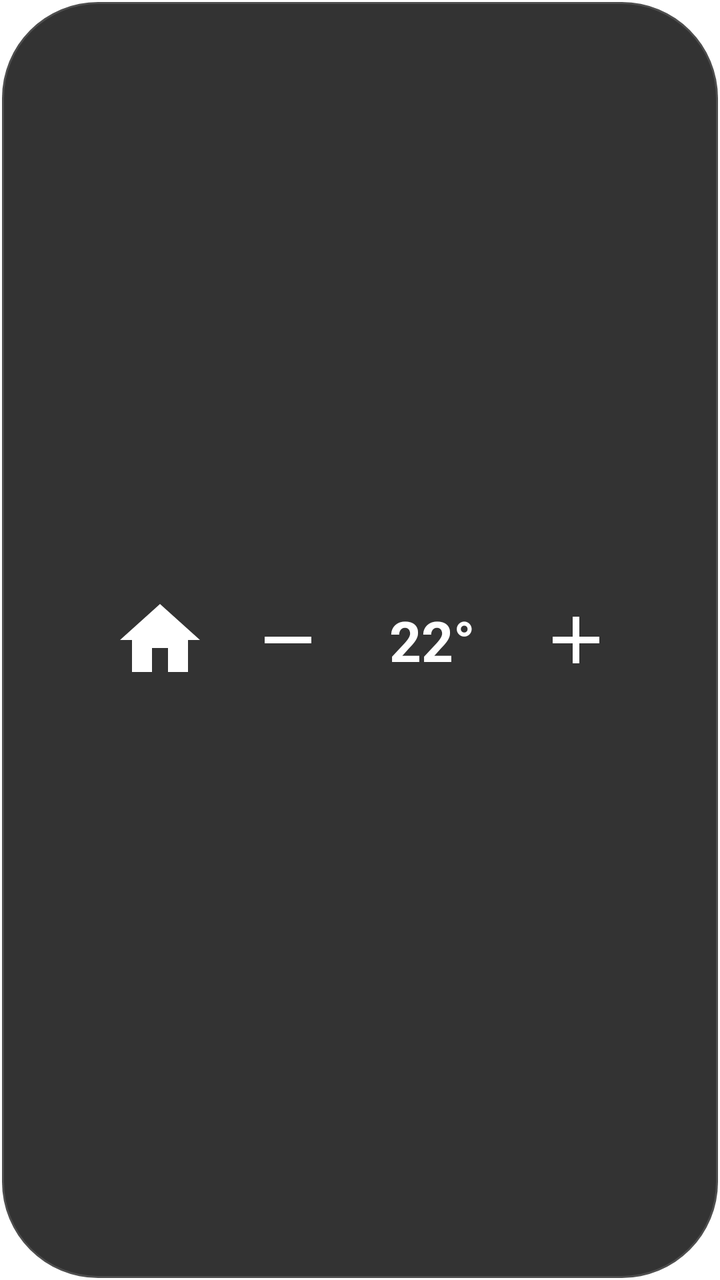
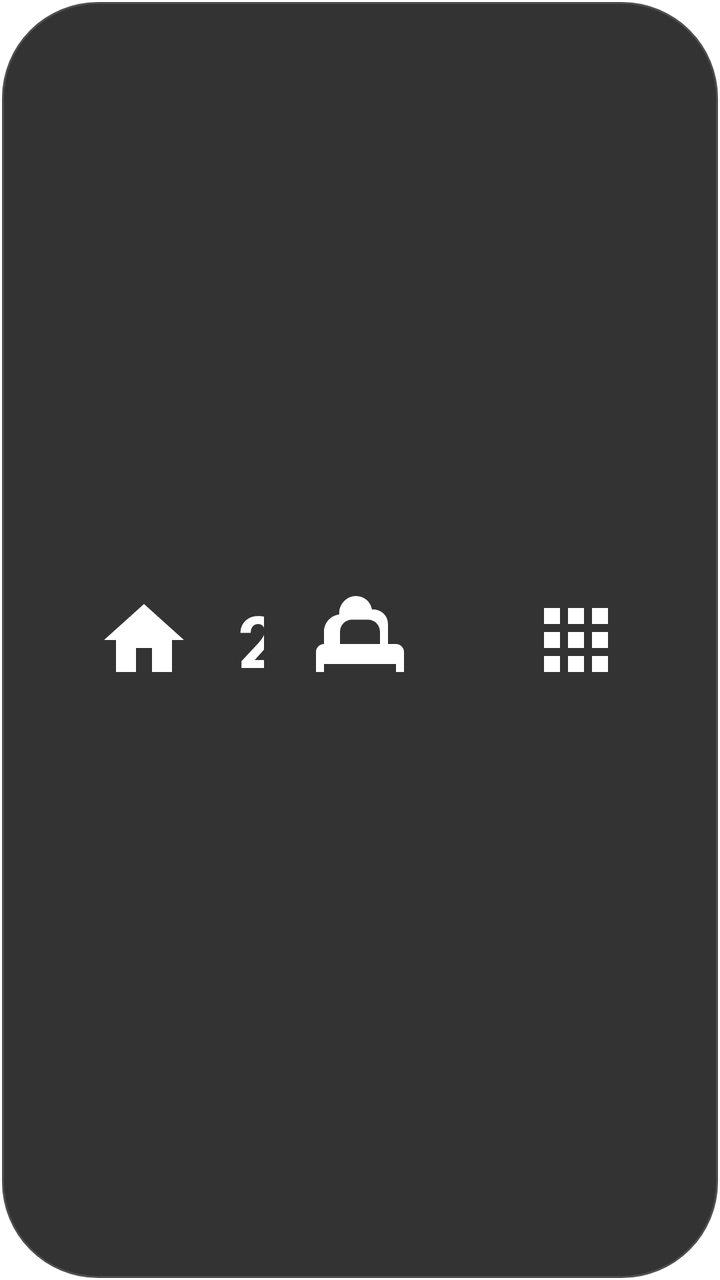

Screens rendered from an Android XML layout before and after an edit, with the pre-edit source and the edit as a unified diff.
<!-- AndroidManifest.xml: another module's application theme Theme.MockWidgets -->
<!-- res/layout/floating_nav_view.xml -->
<?xml version="1.0" encoding="utf-8"?>
<LinearLayout
    xmlns:android="http://schemas.android.com/apk/res/android"
    android:layout_width="match_parent"
    android:layout_height="match_parent"
    android:background="@drawable/floating_decor_bg"
    android:gravity="center_vertical"
    android:orientation="horizontal"
    android:paddingStart="48dp"
    android:paddingEnd="48dp">

    
    <ImageView
        android:id="@+id/nav_home"
        android:layout_width="64dp"
        android:layout_height="64dp"
        android:src="@drawable/ic_nav_home"
        android:scaleType="centerInside"
        android:background="?android:attr/selectableItemBackgroundBorderless"
        android:padding="8dp" />

    <Space
        android:layout_width="0dp"
        android:layout_height="match_parent"
        android:layout_weight="1"/>

    
    <LinearLayout
        android:layout_width="wrap_content"
        android:layout_height="match_parent"
        android:orientation="horizontal"
        android:gravity="center">

        <ImageView
            android:id="@+id/nav_hvac_down"
            android:layout_width="64dp"
            android:layout_height="64dp"
            android:src="@drawable/ic_nav_minus"
            android:scaleType="centerInside"
            android:background="?android:attr/selectableItemBackgroundBorderless"
            android:padding="12dp" />

        <TextView
            android:id="@+id/nav_hvac_temp"
            android:layout_width="80dp"
            android:layout_height="wrap_content"
            android:text="22°"
            android:textSize="28sp"
            android:textColor="@android:color/white"
            android:textStyle="bold"
            android:gravity="center" />

        <ImageView
            android:id="@+id/nav_hvac_up"
            android:layout_width="64dp"
            android:layout_height="64dp"
            android:src="@drawable/ic_nav_add"
            android:scaleType="centerInside"
            android:background="?android:attr/selectableItemBackgroundBorderless"
            android:padding="12dp" />
    </LinearLayout>

    <Space
        android:layout_width="0dp"
        android:layout_height="match_parent"
        android:layout_weight="0.5"/>

    
    <ImageView
        android:id="@+id/nav_seat_heater"
        android:layout_width="80dp"
        android:layout_height="64dp"
        android:src="@drawable/ic_nav_seat"
        android:scaleType="centerInside"
        android:background="?android:attr/selectableItemBackgroundBorderless"
        android:padding="8dp" />

    <Space
        android:layout_width="0dp"
        android:layout_height="match_parent"
        android:layout_weight="1"/>

    
    <LinearLayout
        android:layout_width="400dp"
        android:layout_height="match_parent"
        android:orientation="horizontal"
        android:gravity="center_vertical|end">
        
        <TextView
            android:id="@+id/nav_media_title"
            android:layout_width="0dp"
            android:layout_height="wrap_content"
            android:layout_weight="1"
            android:text="Not Playing"
            android:textSize="20sp"
            android:textColor="@android:color/white"
            android:singleLine="true"
            android:ellipsize="marquee"
            android:marqueeRepeatLimit="marquee_forever"
            android:gravity="end"
            android:paddingEnd="16dp" />

        <ImageView
            android:id="@+id/nav_media_play_pause"
            android:layout_width="48dp"
            android:layout_height="48dp"
            android:src="@drawable/ic_media_play"
            android:background="?android:attr/selectableItemBackgroundBorderless"
            android:layout_marginEnd="16dp" />

        <ImageView
            android:id="@+id/nav_media_next"
            android:layout_width="48dp"
            android:layout_height="48dp"
            android:src="@drawable/ic_media_next"
            android:background="?android:attr/selectableItemBackgroundBorderless" />
    </LinearLayout>

    <Space
        android:layout_width="0dp"
        android:layout_height="match_parent"
        android:layout_weight="1"/>

    
    <ImageView
        android:id="@+id/nav_apps"
        android:layout_width="64dp"
        android:layout_height="64dp"
        android:src="@drawable/ic_nav_apps"
        android:scaleType="centerInside"
        android:background="?android:attr/selectableItemBackgroundBorderless"
        android:padding="8dp" />

</LinearLayout>
<!-- resources referenced by this layout -->
<resources>
  <!-- drawable floating_decor_bg (drawable) -->
  <?xml version="1.0" encoding="utf-8"?>
  <shape xmlns:android="http://schemas.android.com/apk/res/android"
      android:shape="rectangle">
      <solid android:color="#CC000000" /> 
      <corners android:radius="48dp" />
      <stroke android:width="2dp" android:color="#22FFFFFF" />
  </shape>
  <!-- drawable ic_media_next (drawable) -->
  <vector xmlns:android="http://schemas.android.com/apk/res/android"
      android:width="48dp"
      android:height="48dp"
      android:viewportWidth="24"
      android:viewportHeight="24">
      <path
          android:fillColor="#FFFFFF"
          android:pathData="M6,18L14.5,12L6,6V18ZM16,6H18V18H16V6Z"/>
  </vector>
  <!-- drawable ic_media_play (drawable) -->
  <vector xmlns:android="http://schemas.android.com/apk/res/android"
      android:width="48dp"
      android:height="48dp"
      android:viewportWidth="24"
      android:viewportHeight="24">
      <path
          android:fillColor="#FFFFFF"
          android:pathData="M8,5.14V19.14L19,12.14L8,5.14Z"/>
  </vector>
  <!-- drawable ic_nav_add (drawable) -->
  <vector xmlns:android="http://schemas.android.com/apk/res/android"
      android:width="48dp" android:height="48dp"
      android:viewportWidth="24" android:viewportHeight="24"
      android:tint="#FFFFFF">
    <path android:fillColor="#FFFFFF" android:pathData="M19,13h-6v6h-2v-6H5v-2h6V5h2v6h6v2z"/>
  </vector>
  <!-- drawable ic_nav_apps (drawable) -->
  <vector xmlns:android="http://schemas.android.com/apk/res/android"
      android:width="48dp" android:height="48dp"
      android:viewportWidth="24" android:viewportHeight="24"
      android:tint="#FFFFFF">
    <path android:fillColor="#FFFFFF" android:pathData="M4,8h4V4H4v4zm6,12h4v-4h-4v4zm-6,0h4v-4H4v4zm0-6h4v-4H4v4zm6,0h4v-4h-4v4zm6-10v4h4V4h-4zm-6,4h4V4h-4v4zm6,6h4v-4h-4v4zm0,6h4v-4h-4v4z"/>
  </vector>
  <!-- drawable ic_nav_home (drawable) -->
  <vector xmlns:android="http://schemas.android.com/apk/res/android"
      android:width="48dp" android:height="48dp"
      android:viewportWidth="24" android:viewportHeight="24"
      android:tint="#FFFFFF">
    <path android:fillColor="#FFFFFF" android:pathData="M10,20v-6h4v6h5v-8h3L12,3 2,12h3v8z"/>
  </vector>
  <!-- drawable ic_nav_minus (drawable) -->
  <vector xmlns:android="http://schemas.android.com/apk/res/android"
      android:width="48dp" android:height="48dp"
      android:viewportWidth="24" android:viewportHeight="24"
      android:tint="#FFFFFF">
    <path android:fillColor="#FFFFFF" android:pathData="M19,13H5v-2h14v2z"/>
  </vector>
  <!-- drawable ic_nav_seat (drawable) -->
  <vector xmlns:android="http://schemas.android.com/apk/res/android"
      android:width="48dp" android:height="48dp"
      android:viewportWidth="24" android:viewportHeight="24"
      android:tint="#FFFFFF">
    <path android:fillColor="#FFFFFF" android:pathData="M19,13v-5c0,-1.99 -1.63,-3.61 -3.61,-3.61c-0.12,0 -0.25,0.01 -0.37,0.03C14.65,2.46 13.06,1 11,1c-2.31,0 -4.2,1.96 -4.2,4.35C6.8,5.43 6.8,5.52 6.8,5.61C4.71,5.81 3,7.66 3,9.9V13c-1.1,0 -2,0.9 -2,2v5h2v-2h18v2h2v-5c0,-1.1 -0.9,-2 -2,-2zM17,13H7V9.9c0,-1.65 1.34,-3 3,-3h4c1.65,0 3,1.35 3,3V13z"/>
  </vector>
  <style name="Theme.MockWidgets" parent="@android:style/Theme.DeviceDefault.NoActionBar">
          <item name="android:windowBackground">@android:color/transparent</item>
          <item name="android:windowIsTranslucent">true</item>
          <item name="android:windowNoTitle">true</item>
          <item name="android:backgroundDimEnabled">false</item>
      </style>
</resources>

<!-- the commit's change to res/layout/floating_nav_view.xml (unified diff, before → after) -->
@@ -1,91 +1,93 @@
 <?xml version="1.0" encoding="utf-8"?>
-<LinearLayout
+<RelativeLayout
     xmlns:android="http://schemas.android.com/apk/res/android"
     android:layout_width="match_parent"
     android:layout_height="match_parent"
     android:background="@drawable/floating_decor_bg"
-    android:gravity="center_vertical"
-    android:orientation="horizontal"
-    android:paddingStart="48dp"
-    android:paddingEnd="48dp">
+    android:paddingStart="24dp"
+    android:paddingEnd="24dp">
+
+    
+    <ImageView
+        android:id="@+id/nav_seat_heater"
+        android:layout_width="96dp"
+        android:layout_height="96dp"
+        android:src="@drawable/ic_nav_seat"
+        android:scaleType="centerInside"
+        android:background="?android:attr/selectableItemBackgroundBorderless"
+        android:padding="16dp"
+        android:layout_centerInParent="true" />
 
     
     <ImageView
         android:id="@+id/nav_home"
-        android:layout_width="64dp"
-        android:layout_height="64dp"
+        android:layout_width="96dp"
+        android:layout_height="96dp"
         android:src="@drawable/ic_nav_home"
         android:scaleType="centerInside"
         android:background="?android:attr/selectableItemBackgroundBorderless"
-        android:padding="8dp" />
+        android:padding="16dp"
+        android:layout_alignParentStart="true"
+        android:layout_centerVertical="true" />
 
-    <Space
-        android:layout_width="0dp"
-        android:layout_height="match_parent"
-        android:layout_weight="1"/>
+    
+    <ImageView
+        android:id="@+id/nav_apps"
+        android:layout_width="96dp"
+        android:layout_height="96dp"
+        android:src="@drawable/ic_nav_apps"
+        android:scaleType="centerInside"
+        android:background="?android:attr/selectableItemBackgroundBorderless"
+        android:padding="16dp"
+        android:layout_alignParentEnd="true"
+        android:layout_centerVertical="true" />
 
     
     <LinearLayout
-        android:layout_width="wrap_content"
+        android:layout_width="match_parent"
         android:layout_height="match_parent"
+        android:layout_toStartOf="@id/nav_seat_heater"
+        android:layout_toEndOf="@id/nav_home"
         android:orientation="horizontal"
         android:gravity="center">
 
         <ImageView
             android:id="@+id/nav_hvac_down"
-            android:layout_width="64dp"
-            android:layout_height="64dp"
+            android:layout_width="80dp"
+            android:layout_height="80dp"
             android:src="@drawable/ic_nav_minus"
             android:scaleType="centerInside"
             android:background="?android:attr/selectableItemBackgroundBorderless"
-            android:padding="12dp" />
+            android:padding="16dp" />
 
         <TextView
             android:id="@+id/nav_hvac_temp"
-            android:layout_width="80dp"
+            android:layout_width="100dp"
             android:layout_height="wrap_content"
             android:text="22°"
-            android:textSize="28sp"
+            android:textSize="36sp"
             android:textColor="@android:color/white"
             android:textStyle="bold"
             android:gravity="center" />
 
         <ImageView
             android:id="@+id/nav_hvac_up"
-            android:layout_width="64dp"
-            android:layout_height="64dp"
+            android:layout_width="80dp"
+            android:layout_height="80dp"
             android:src="@drawable/ic_nav_add"
             android:scaleType="centerInside"
             android:background="?android:attr/selectableItemBackgroundBorderless"
-            android:padding="12dp" />
+            android:padding="16dp" />
     </LinearLayout>
-
-    <Space
-        android:layout_width="0dp"
-        android:layout_height="match_parent"
-        android:layout_weight="0.5"/>
-
-    
-    <ImageView
-        android:id="@+id/nav_seat_heater"
-        android:layout_width="80dp"
-        android:layout_height="64dp"
-        android:src="@drawable/ic_nav_seat"
-        android:scaleType="centerInside"
-        android:background="?android:attr/selectableItemBackgroundBorderless"
-        android:padding="8dp" />
-
-    <Space
-        android:layout_width="0dp"
-        android:layout_height="match_parent"
-        android:layout_weight="1"/>
 
     
     <LinearLayout
-        android:layout_width="400dp"
+        android:layout_width="match_parent"
         android:layout_height="match_parent"
+        android:layout_toStartOf="@id/nav_apps"
+        android:layout_toEndOf="@id/nav_seat_heater"
         android:orientation="horizontal"
-        android:gravity="center_vertical|end">
+        android:gravity="center">
         
         <TextView
             android:id="@+id/nav_media_title"
@@ -93,43 +95,29 @@
             android:layout_height="wrap_content"
             android:layout_weight="1"
             android:text="Not Playing"
-            android:textSize="20sp"
+            android:textSize="28sp"
             android:textColor="@android:color/white"
             android:singleLine="true"
             android:ellipsize="marquee"
             android:marqueeRepeatLimit="marquee_forever"
-            android:gravity="end"
-            android:paddingEnd="16dp" />
+            android:gravity="center"
+            android:paddingEnd="16dp"
+            android:paddingStart="16dp" />
 
         <ImageView
             android:id="@+id/nav_media_play_pause"
-            android:layout_width="48dp"
-            android:layout_height="48dp"
+            android:layout_width="72dp"
+            android:layout_height="72dp"
             android:src="@drawable/ic_media_play"
             android:background="?android:attr/selectableItemBackgroundBorderless"
             android:layout_marginEnd="16dp" />
 
         <ImageView
             android:id="@+id/nav_media_next"
-            android:layout_width="48dp"
-            android:layout_height="48dp"
+            android:layout_width="72dp"
+            android:layout_height="72dp"
             android:src="@drawable/ic_media_next"
             android:background="?android:attr/selectableItemBackgroundBorderless" />
     </LinearLayout>
 
-    <Space
-        android:layout_width="0dp"
-        android:layout_height="match_parent"
-        android:layout_weight="1"/>
-
-    
-    <ImageView
-        android:id="@+id/nav_apps"
-        android:layout_width="64dp"
-        android:layout_height="64dp"
-        android:src="@drawable/ic_nav_apps"
-        android:scaleType="centerInside"
-        android:background="?android:attr/selectableItemBackgroundBorderless"
-        android:padding="8dp" />
-
-</LinearLayout>
+</RelativeLayout>
